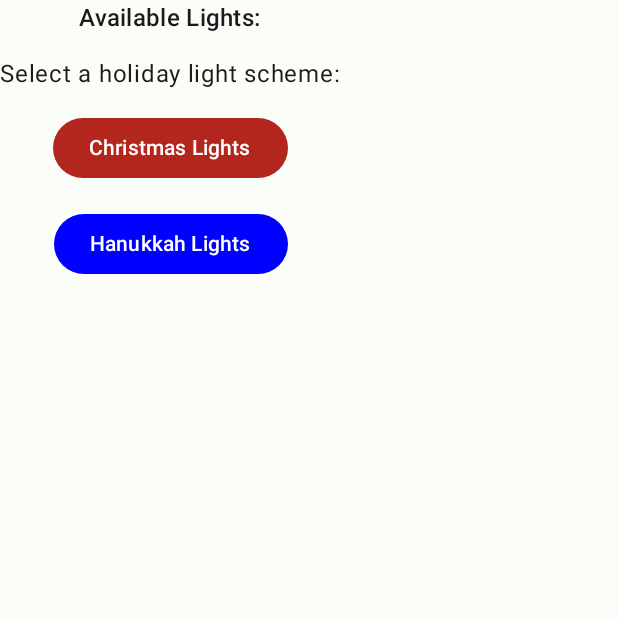
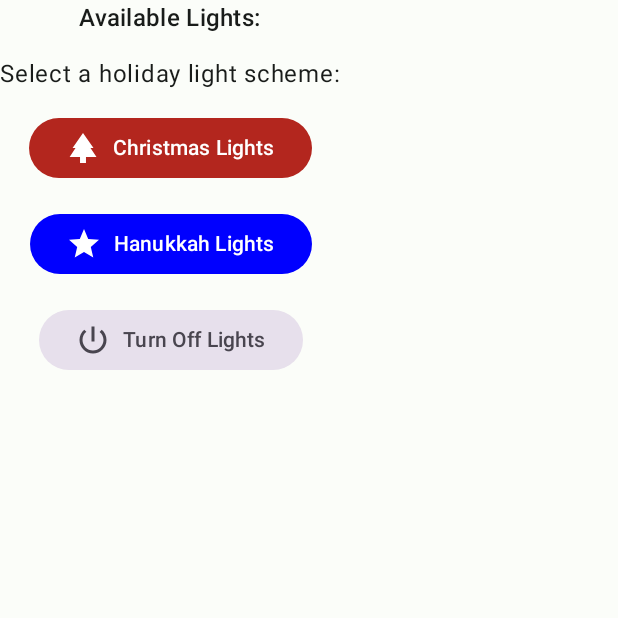
Before and after one commit to ilyakatz/huego, an Android app built with Jetpack Compose: the composable ConnectedState called with empty values, on a phone screen of 412 x 824 dp, the top half of it. Run offline under Robolectric (Android 15) with nearby library versions, the phone set to English and light mode, and no system bars.

Commit message:
Add button to turn off the lights

```diff
--- a/app/src/main/java/com/example/huego/ui/ChristmasLightScreen.kt
+++ b/app/src/main/java/com/example/huego/ui/ChristmasLightScreen.kt
@@ -46,7 +46,8 @@ fun ChristmasLightScreen(
                 onStop = {
                     isRunning = false
                     viewModel.stopColorCycle()
-                }
+                },
+                onTurnOff = viewModel::turnOffLights
             )
             is HueViewModel.ConnectionState.Failed -> FailedState(
                 onRetry = viewModel::retryConnection
--- a/app/src/main/java/com/example/huego/ui/components/ConnectedState.kt
+++ b/app/src/main/java/com/example/huego/ui/components/ConnectedState.kt
@@ -26,6 +26,11 @@ import androidx.compose.material.icons.filled.Light  // Strip light
 import androidx.compose.material.icons.filled.LightMode  // Go light
 import androidx.compose.ui.graphics.vector.ImageVector
 import androidx.compose.material3.Icon
+import androidx.compose.foundation.layout.Spacer
+import androidx.compose.foundation.layout.width
+import androidx.compose.material.icons.filled.Park
+import androidx.compose.material.icons.filled.PowerSettingsNew
+import androidx.compose.material.icons.filled.Star
 
 @Composable
 private fun getLightIcon(productName: String): ImageVector {
@@ -45,7 +50,8 @@ fun ConnectedState(
     availableLights: List<HueLight>,
     onLightToggled: (String) -> Unit,
     onSchemeSelected: (ColorScheme) -> Unit,
-    onStop: () -> Unit
+    onStop: () -> Unit,
+    onTurnOff: () -> Unit
 ) {
     Column(
         horizontalAlignment = Alignment.CenterHorizontally,
@@ -101,6 +107,11 @@ fun ConnectedState(
                     containerColor = MaterialTheme.colorScheme.error
                 )
             ) {
+                Icon(
+                    imageVector = Icons.Default.Park,
+                    contentDescription = "Christmas Tree"
+                )
+                Spacer(modifier = Modifier.width(8.dp))
                 Text("Christmas Lights")
             }
 
@@ -110,7 +121,27 @@ fun ConnectedState(
                     containerColor = MaterialTheme.colorScheme.primary
                 )
             ) {
+                Icon(
+                    imageVector = Icons.Default.Star,
+                    contentDescription = "Star of David"
+                )
+                Spacer(modifier = Modifier.width(8.dp))
                 Text("Hanukkah Lights")
+            }
+
+            Button(
+                onClick = onTurnOff,
+                colors = ButtonDefaults.buttonColors(
+                    containerColor = MaterialTheme.colorScheme.surfaceVariant,
+                    contentColor = MaterialTheme.colorScheme.onSurfaceVariant
+                )
+            ) {
+                Icon(
+                    imageVector = Icons.Default.PowerSettingsNew,
+                    contentDescription = "Turn Off"
+                )
+                Spacer(modifier = Modifier.width(8.dp))
+                Text("Turn Off Lights")
             }
         } else {
             Text(
@@ -160,7 +191,8 @@ private fun ConnectedStatePreview() {
                 availableLights = sampleLights,
                 onLightToggled = {},
                 onSchemeSelected = {},
-                onStop = {}
+                onStop = {},
+                onTurnOff = {}
             )
         }
     }
@@ -186,7 +218,8 @@ private fun ConnectedStateRunningPreview() {
                 availableLights = emptyList(),
                 onLightToggled = {},
                 onSchemeSelected = {},
-                onStop = {}
+                onStop = {},
+                onTurnOff = {}
             )
         }
     }
```
Also changed, not shown: app/src/main/java/com/example/huego/HueViewModel.kt (+12 -3 lines).
